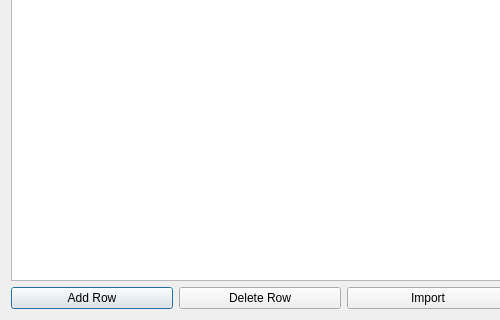
Old version of the form chronoracetable.ui in the repository flinco/LBChronoRace; both pictures show x 0 to 500 and y 448 to 768 of the 1024 by 768 pixel window.
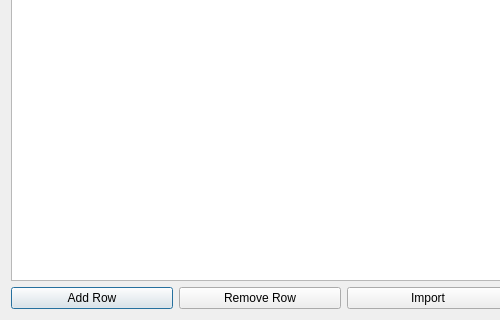
New version of the form. Icons and pictures are not drawn.

Diff of the .ui file:
```diff
--- a/chronoracetable.ui
+++ b/chronoracetable.ui
@@ -60,7 +60,7 @@
         <string>Delete a row from the table</string>
        </property>
        <property name="text">
-        <string>Delete Row</string>
+        <string>Remove Row</string>
        </property>
        <property name="icon">
         <iconset resource="materialicons.qrc">
```
Left out of the diff: 4 changed lines with no effect on the pictures.
